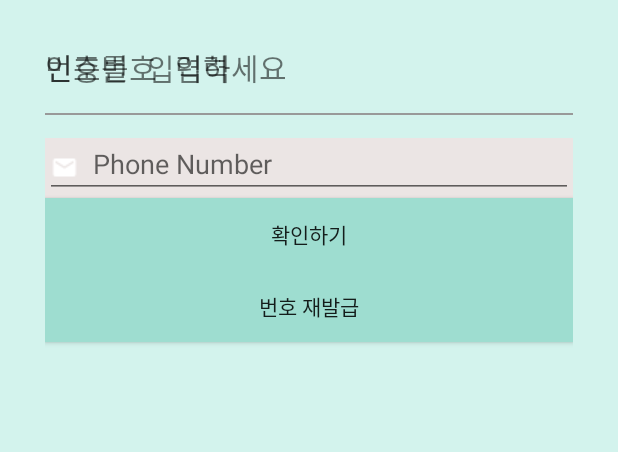
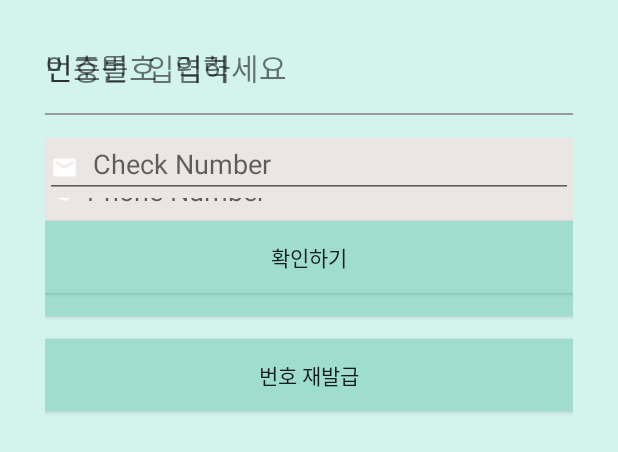
Before and after one commit to 201602044/QrOtpDoor, an Android app: the layout activity_sms_receiver.xml on its own in the app's theme, with its tools: preview values and no code run, on a phone screen of 412 x 824 dp. Shown: the top 452 px of the screen. Run offline under Robolectric (Android 15) with nearby library versions, the phone set to English and light mode, and no system bars.

Commit message:
modify View

```diff
--- a/QrCodeOtpDoor_App/app/src/main/java/basicapplication1/qrcodeotpdoor_app/acitivity/Management_Activity.java
+++ b/QrCodeOtpDoor_App/app/src/main/java/basicapplication1/qrcodeotpdoor_app/acitivity/Management_Activity.java
@@ -121,8 +121,8 @@ public class Management_Activity  extends AppCompatActivity {
             if(!SaveBitmapToFileCache(bitmap,savePath,door_name)) throw new NotSavedQrCodeException();
         }
         catch (NotSavedQrCodeException e){
+            Toast.makeText(getApplicationContext(),"QR코드를 저장하지 못했습니다.",Toast.LENGTH_LONG).show();
             e.printStackTrace();
-            Toast.makeText(getApplicationContext(),"QR코드를 저장하지 못했습니다.",Toast.LENGTH_LONG).show();
         }
         catch (Exception e){
             Toast.makeText(getApplicationContext(),"QR코드를 발급받지 못했습니다.",Toast.LENGTH_LONG).show();
@@ -229,7 +229,7 @@ public class Management_Activity  extends AppCompatActivity {
     protected void Update() {
         Runnable updater = new Runnable() {
             public void run() {
-                timer_text.setText(String.format("%02d",timer_sec/60)+":"+String.format("%02d",timer_sec%60)+"초"); //텍스트쓰레드
+//                timer_text.setText(String.format("%02d",timer_sec/60)+":"+String.format("%02d",timer_sec%60)+"초"); //텍스트쓰레드
                 progressBar.setProgress(timer_sec);
                 if(timer_sec==0) timer.cancel();
             }
--- a/QrCodeOtpDoor_App/app/src/main/java/basicapplication1/qrcodeotpdoor_app/acitivity/SMSReceiver_Activity.java
+++ b/QrCodeOtpDoor_App/app/src/main/java/basicapplication1/qrcodeotpdoor_app/acitivity/SMSReceiver_Activity.java
@@ -92,6 +92,7 @@ public class SMSReceiver_Activity extends Activity {
             Toast.makeText(getApplicationContext(),"비밀번호가 일치하지 않습니다",Toast.LENGTH_LONG).show();
             return;
         }
+        timer.cancel();
         intent=new Intent(this,SignUp_Activity.class);
         startActivity(intent);
         finish();
--- a/QrCodeOtpDoor_App/app/src/main/java/basicapplication1/qrcodeotpdoor_app/fragment/DoorList_Fragment.java
+++ b/QrCodeOtpDoor_App/app/src/main/java/basicapplication1/qrcodeotpdoor_app/fragment/DoorList_Fragment.java
@@ -89,20 +89,15 @@ public class DoorList_Fragment  extends Fragment {
         if (mPage == 0) {
             view = inflater.inflate(R.layout.fragment_doorlist, container, false);//fragment_page
         }
-
         listView = (ListView) view.findViewById(R.id.doorlist_listview);
         loadDoorList();
-
         return view;
     }
 
     @Override
     public void onAttach(Context context) {
         super.onAttach(context);
-
             mContext=context;
-
-
     }
 
 }
--- a/QrCodeOtpDoor_App/app/src/main/res/layout/activity_main.xml
+++ b/QrCodeOtpDoor_App/app/src/main/res/layout/activity_main.xml
@@ -46,7 +46,7 @@
 
             android:layout_margin="10dp"
 
-            android:backgroundTint="#ffffff"
+            android:backgroundTint="@color/floagting_button_color"
 
             android:src="@drawable/ic_exit_to_app_black_36dp"
 
@@ -73,7 +73,7 @@
 
             android:layout_margin="10dp"
 
-            android:backgroundTint="#ffffff"
+            android:backgroundTint="@color/floagting_button_color"
 
             android:src="@drawable/ic_playlist_add_black_36dp"
 
--- a/QrCodeOtpDoor_App/app/src/main/res/layout/activity_sharedqrcode.xml
+++ b/QrCodeOtpDoor_App/app/src/main/res/layout/activity_sharedqrcode.xml
@@ -18,7 +18,7 @@
         android:background="@color/edittext_color"
         android:drawableLeft="@drawable/ic_account_circle_white_18pt"
         android:drawablePadding="10dp"
-        android:hint="Phone Number"
+        android:hint="User Name"
         android:maxLength="10"
         />
     <TextView
--- a/QrCodeOtpDoor_App/app/src/main/res/layout/activity_sms_receiver.xml
+++ b/QrCodeOtpDoor_App/app/src/main/res/layout/activity_sms_receiver.xml
@@ -77,7 +77,7 @@
             android:layout_weight="1"
             android:layout_height="match_parent"
             android:inputType="number"
-            android:hint="Phone Number"
+            android:hint="Check Number"
             android:drawableLeft="@drawable/ic_mail_white_18dp"
             android:drawablePadding="10dp"
             android:id="@+id/sms_check_num"
@@ -98,6 +98,8 @@
         android:id="@+id/sms_submit_num"
         android:onClick="onClick"
         android:background="@color/button_color"
+        android:layout_marginTop="15dp"
+        android:layout_marginBottom="15dp"
         />
         <Button
             android:layout_width="match_parent"
@@ -106,6 +108,8 @@
             android:text="번호 재발급"
             android:id="@+id/sms_receive_re_msg"
             android:onClick="onClick"
-            android:background="@color/button_color"/>
+            android:background="@color/button_color"
+            android:layout_marginTop="15dp"
+            android:layout_marginBottom="15dp"/>
 </LinearLayout>
 </FrameLayout>
--- a/QrCodeOtpDoor_App/app/src/main/res/layout/fragment_setting.xml
+++ b/QrCodeOtpDoor_App/app/src/main/res/layout/fragment_setting.xml
@@ -168,7 +168,8 @@
         android:id="@+id/setting_delete_user_info"
         android:text="회원탈퇴"
         android:background="@color/button_color"
-        android:drawableLeft="@drawable/ic_delete_white_18dp"/>
+        android:drawableLeft="@drawable/ic_delete_white_18dp"
+        android:drawablePadding="10dp"/>
 
     </LinearLayout>
     <View
--- a/QrCodeOtpDoor_App/app/src/main/res/values/colors.xml
+++ b/QrCodeOtpDoor_App/app/src/main/res/values/colors.xml
@@ -3,13 +3,17 @@
     <color name="colorPrimary">#2ED7D2</color>
     <color name="colorPrimaryDark">#000000</color>
     <color name="colorAccent">#2ED7D2</color>
-
+<!--
+    <color name="background_color">#ffffff</color>
+    <color name="button_color">#9EDDD0</color>
+    <color name="line_color">#999999</color>
+    <color name="edittext_color">#EBE5E4</color>
+    <color name="floagting_button_color">#2ED7D2</color>-->
     <color name="background_color">#D3F3ED</color>
     <color name="button_color">#9EDDD0</color>
     <color name="line_color">#999999</color>
     <color name="edittext_color">#EBE5E4</color>
-
-
+    <color name="floagting_button_color">#ffffff</color>
 
     <color name="red">#FF0000</color>
     <color name="background_color2"> #B8F3B8</color>
--- a/QrCodeOtpDoor_App/app/src/main/res/xml/filefaths.xml
+++ b/QrCodeOtpDoor_App/app/src/main/res/xml/filefaths.xml
@@ -1,4 +1,4 @@
 <?xml version="1.0" encoding="utf-8"?>
 <paths xmlns:android="http://schemas.android.com/apk/res/android">
-    <external-path name="external" path="/QRCode/"/>
+    <external-path name="external" path="/QRCode/."/>
 </paths>
```
Also changed, not shown: 1 other file.
